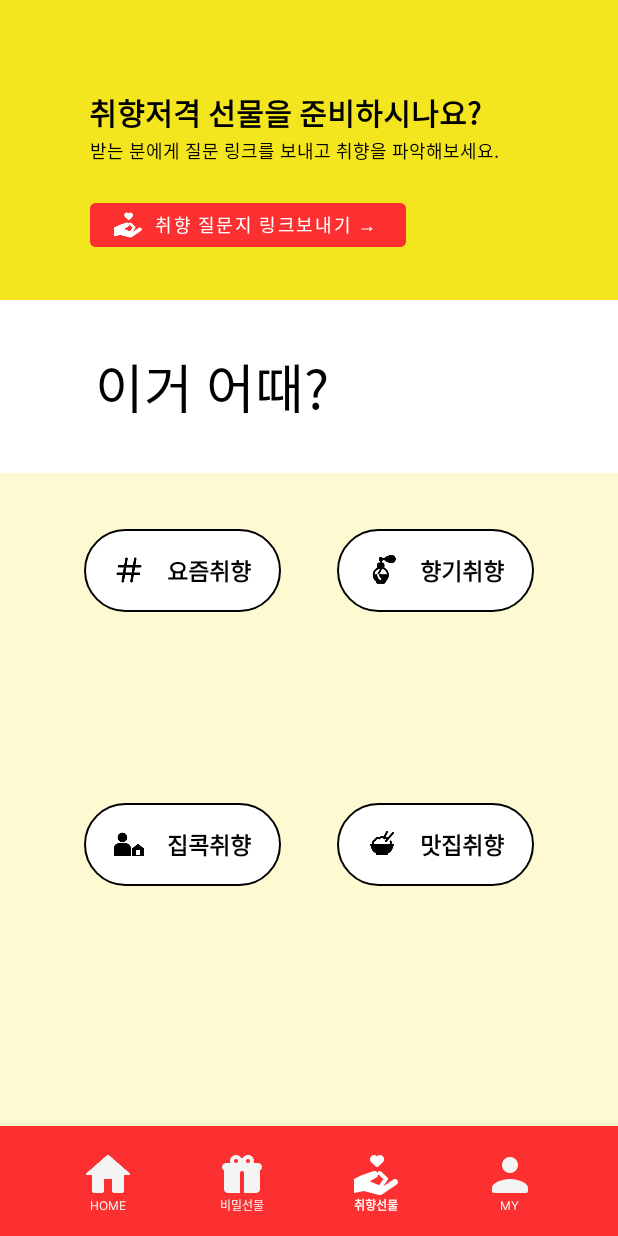
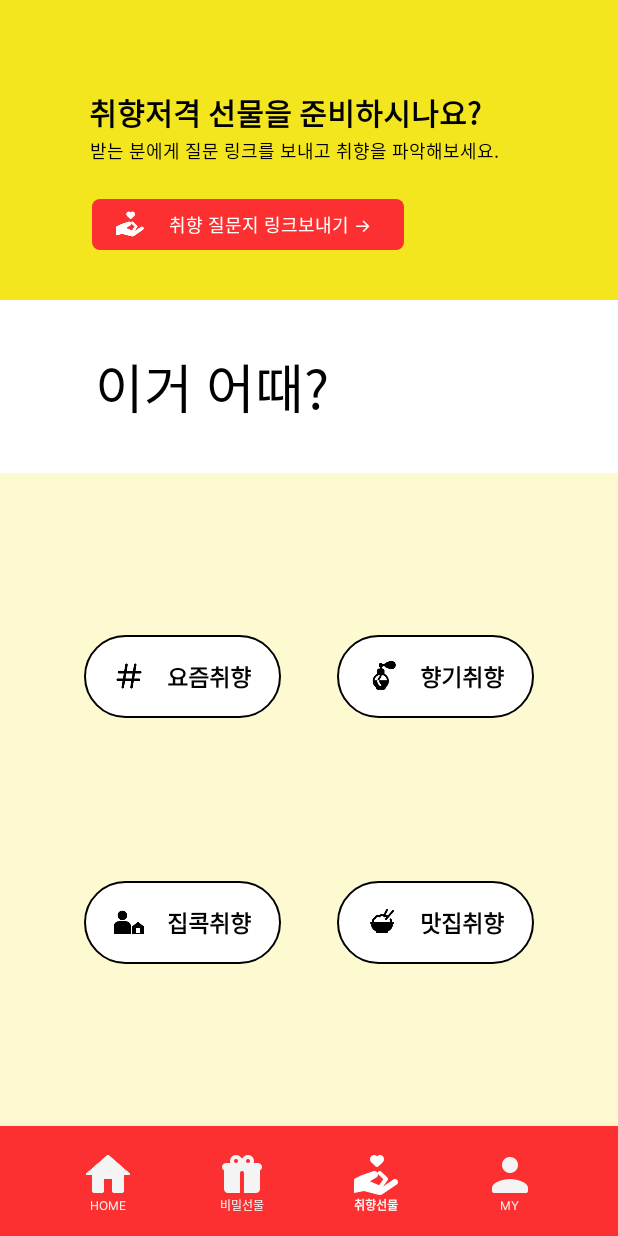
Before and after one commit to cje172/Android_O-TTAE, an Android app: the screen it shows after launch (MainActivity), item 3 of the bottom bar chosen, on a phone screen of 412 x 824 dp. Run offline under Robolectric (Android 15) with nearby library versions, the phone set to English and light mode, and no system bars.

Commit message:
질문지 화면 구현

```diff
--- a/app/src/main/java/com/example/chapter5_5/HomeFragment.kt
+++ b/app/src/main/java/com/example/chapter5_5/HomeFragment.kt
@@ -28,9 +28,6 @@ class HomeFragment : Fragment() {
     }
 
     private val homeCategoryTab = arrayListOf("생일", "연인", "부모님", "가벼운 선물", "럭셔리")
-
-
-
 
     override fun onCreateView(
         inflater: LayoutInflater, container: ViewGroup?,
--- a/app/src/main/java/com/example/chapter5_5/TasteFragment.kt
+++ b/app/src/main/java/com/example/chapter5_5/TasteFragment.kt
@@ -5,15 +5,28 @@ import androidx.fragment.app.Fragment
 import android.view.LayoutInflater
 import android.view.View
 import android.view.ViewGroup
+import android.widget.Button
 
 class TasteFragment : Fragment() {
+
+    lateinit var tasteQuestionBtn: Button
 
     override fun onCreateView(
         inflater: LayoutInflater, container: ViewGroup?,
         savedInstanceState: Bundle?
     ): View? {
-        // Inflate the layout for this fragment
-        return inflater.inflate(R.layout.fragment_taste, container, false)
+        val view: View = inflater.inflate(R.layout.fragment_taste, container, false)
+
+        tasteQuestionBtn = view.findViewById(R.id.taste_question_btn)
+
+        // 취향 질문지 버튼 클릭 시 질문지 페이지로 이동 (임시)
+        tasteQuestionBtn.setOnClickListener {
+            (context as MainActivity).supportFragmentManager.beginTransaction()
+                .replace(R.id.main_frm, QuestionFragment()).commitAllowingStateLoss()
+        }
+
+
+        return view
     }
 
 }
--- /dev/null
+++ b/app/src/main/res/drawable/navi_tab_inside_move_btn_shape.xml
@@ -0,0 +1,14 @@
+<?xml version="1.0" encoding="utf-8"?>
+<shape xmlns:android="http://schemas.android.com/apk/res/android"
+    android:shape="rectangle">
+    <solid android:color="@color/red_COR1"/>
+    <corners android:radius="5dp" />
+    <size
+        android:width="208dp"
+        android:height="34dp" />
+    <padding
+        android:bottom="0dp"
+        android:left="0dp"
+        android:right="0dp"
+        android:top="0dp" />
+</shape>
--- a/app/src/main/res/layout/activity_main.xml
+++ b/app/src/main/res/layout/activity_main.xml
@@ -18,8 +18,9 @@
         android:layout_width="match_parent"
         android:layout_height="wrap_content"
         android:background="@color/red_COR1"
-        android:paddingHorizontal="41px"
+        android:paddingStart="41px"
         android:paddingTop="13px"
+        android:paddingEnd="41px"
         android:paddingBottom="13px"
         app:itemIconSize="32dp"
         app:itemIconTint="@drawable/bnv_color_selector"
--- a/app/src/main/res/layout/fragment_taste.xml
+++ b/app/src/main/res/layout/fragment_taste.xml
@@ -43,18 +43,20 @@
         app:layout_constraintStart_toStartOf="parent"
         app:layout_constraintTop_toBottomOf="@+id/taste_title_tv" />
 
-    <Button
-        android:id="@+id/taste_recommend_btn"
+    <androidx.appcompat.widget.AppCompatButton
+        android:id="@+id/taste_question_btn"
         android:layout_width="wrap_content"
         android:layout_height="wrap_content"
         android:layout_marginStart="34dp"
         android:layout_marginTop="21dp"
         android:layout_marginEnd="115dp"
         android:layout_marginBottom="31dp"
-        android:backgroundTint="@color/red_COR1"
+        android:background="@drawable/navi_tab_inside_move_btn_shape"
         android:drawableLeft="@drawable/taste_btn_icon_custom"
         android:drawablePadding="16dp"
-        android:minHeight="41dp"
+        android:foreground="?selectableItemBackground"
+        android:includeFontPadding="false"
+        android:minHeight="34dp"
         android:paddingStart="15dp"
         android:paddingEnd="16dp"
         android:stateListAnimator="@null"
@@ -80,15 +82,15 @@
         android:layout_width="wrap_content"
         android:layout_height="wrap_content"
         android:layout_marginStart="34dp"
+        android:layout_marginEnd="163dp"
         android:fontFamily="@font/cafe24_ohsquareair"
         android:text="이거 어때?"
-        android:layout_marginEnd="163dp"
-        app:layout_constraintEnd_toEndOf="parent"
         android:textColor="@color/black"
         android:textSize="35sp"
-        app:layout_constraintTop_toTopOf="@+id/taste_middle_view"
+        app:layout_constraintBottom_toBottomOf="@+id/taste_middle_view"
+        app:layout_constraintEnd_toEndOf="parent"
         app:layout_constraintStart_toStartOf="parent"
-        app:layout_constraintBottom_toBottomOf="@+id/taste_middle_view" />
+        app:layout_constraintTop_toTopOf="@+id/taste_middle_view" />
 
     <!-- 카테고리별 버튼 -->
     <View
@@ -105,11 +107,13 @@
         android:layout_width="wrap_content"
         android:layout_height="wrap_content"
         android:layout_marginStart="39dp"
-        android:layout_marginTop="37dp"
+        android:layout_marginTop="0dp"
         android:layout_marginEnd="10.45dp"
+        android:layout_marginBottom="0dp"
         android:background="@drawable/taste_category_btn_shape"
         android:drawableLeft="@drawable/taste_category_trend_btn_icon_custom"
         android:drawablePadding="15dp"
+        android:foreground="?selectableItemBackground"
         android:paddingHorizontal="20dp"
         android:paddingVertical="16dp"
         android:stateListAnimator="@null"
@@ -117,6 +121,7 @@
         android:textColor="@color/black"
         android:textSize="15sp"
         android:textStyle="bold"
+        app:layout_constraintBottom_toTopOf="@+id/taste_category_home_btn"
         app:layout_constraintEnd_toStartOf="@+id/taste_category_perfume_btn"
         app:layout_constraintStart_toStartOf="parent"
         app:layout_constraintTop_toTopOf="@+id/taste_bottom_view" />
@@ -126,11 +131,13 @@
         android:layout_width="wrap_content"
         android:layout_height="wrap_content"
         android:layout_marginStart="10.45dp"
-        android:layout_marginTop="37dp"
+        android:layout_marginTop="0dp"
         android:layout_marginEnd="39dp"
+        android:layout_marginBottom="0dp"
         android:background="@drawable/taste_category_btn_shape"
         android:drawableLeft="@drawable/taste_category_perfume_btn_icon_custom"
         android:drawablePadding="15dp"
+        android:foreground="?selectableItemBackground"
         android:paddingHorizontal="20dp"
         android:paddingVertical="16dp"
         android:stateListAnimator="@null"
@@ -138,6 +145,7 @@
         android:textColor="@color/black"
         android:textSize="15sp"
         android:textStyle="bold"
+        app:layout_constraintBottom_toTopOf="@+id/taste_category_food_btn"
         app:layout_constraintEnd_toEndOf="parent"
         app:layout_constraintStart_toEndOf="@+id/taste_category_trend_btn"
         app:layout_constraintTop_toTopOf="@+id/taste_bottom_view" />
@@ -147,12 +155,13 @@
         android:layout_width="wrap_content"
         android:layout_height="wrap_content"
         android:layout_marginStart="39dp"
-        android:layout_marginTop="31dp"
+        android:layout_marginTop="0dp"
         android:layout_marginEnd="10.45dp"
-        android:layout_marginBottom="64dp"
+        android:layout_marginBottom="0dp"
         android:background="@drawable/taste_category_btn_shape"
         android:drawableLeft="@drawable/taste_category_home_btn_icon_custom"
         android:drawablePadding="15dp"
+        android:foreground="?selectableItemBackground"
         android:paddingHorizontal="20dp"
         android:paddingVertical="16dp"
         android:stateListAnimator="@null"
@@ -170,12 +179,13 @@
         android:layout_width="wrap_content"
         android:layout_height="wrap_content"
         android:layout_marginStart="10.45dp"
-        android:layout_marginTop="31dp"
+        android:layout_marginTop="0dp"
         android:layout_marginEnd="39dp"
-        android:layout_marginBottom="64dp"
+        android:layout_marginBottom="0dp"
         android:background="@drawable/taste_category_btn_shape"
         android:drawableLeft="@drawable/taste_category_food_btn_icon_custom"
         android:drawablePadding="15dp"
+        android:foreground="?selectableItemBackground"
         android:paddingHorizontal="20dp"
         android:paddingVertical="16dp"
         android:stateListAnimator="@null"
@@ -186,6 +196,6 @@
         app:layout_constraintBottom_toBottomOf="@+id/taste_bottom_view"
         app:layout_constraintEnd_toEndOf="parent"
         app:layout_constraintStart_toEndOf="@+id/taste_category_home_btn"
-        app:layout_constraintTop_toBottomOf="@+id/taste_category_trend_btn" />
+        app:layout_constraintTop_toBottomOf="@+id/taste_category_perfume_btn" />
 
 </androidx.constraintlayout.widget.ConstraintLayout>
--- a/app/src/main/res/values/themes.xml
+++ b/app/src/main/res/values/themes.xml
@@ -21,7 +21,7 @@
         <item name="android:checkboxStyle">@style/customCheckboxFontStyle</item>
 
         <item name="android:background">@android:color/transparent</item>
-
+<!--        <item name="colorControlHighlight">@color/white</item>  Button 클릭 시 ripple color 설정 -->
 
     </style>
 
```
Also changed, not shown: app/src/main/java/com/example/chapter5_5/QuestionFragment.kt (added, +167 -0 lines), app/src/main/res/drawable/home_move_btn_shape.xml (added, +13 -0 lines), app/src/main/res/drawable/question_answer_btn_shape.xml (added, +13 -0 lines), app/src/main/res/drawable/question_back_btn_custom.xml (added, +7 -0 lines), app/src/main/res/layout/fragment_gift.xml (+7 -5 lines), app/src/main/res/layout/fragment_home.xml (+21 -10 lines), app/src/main/res/layout/fragment_question.xml (added, +120 -0 lines), app/src/main/res/drawable/ic_back.png (added).
